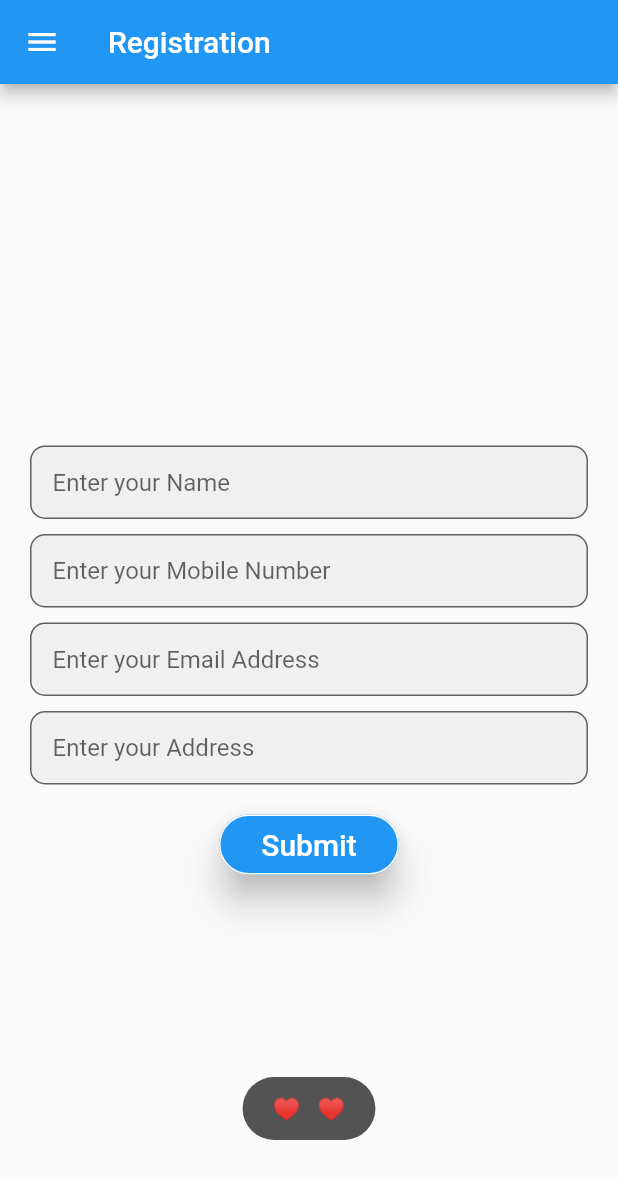
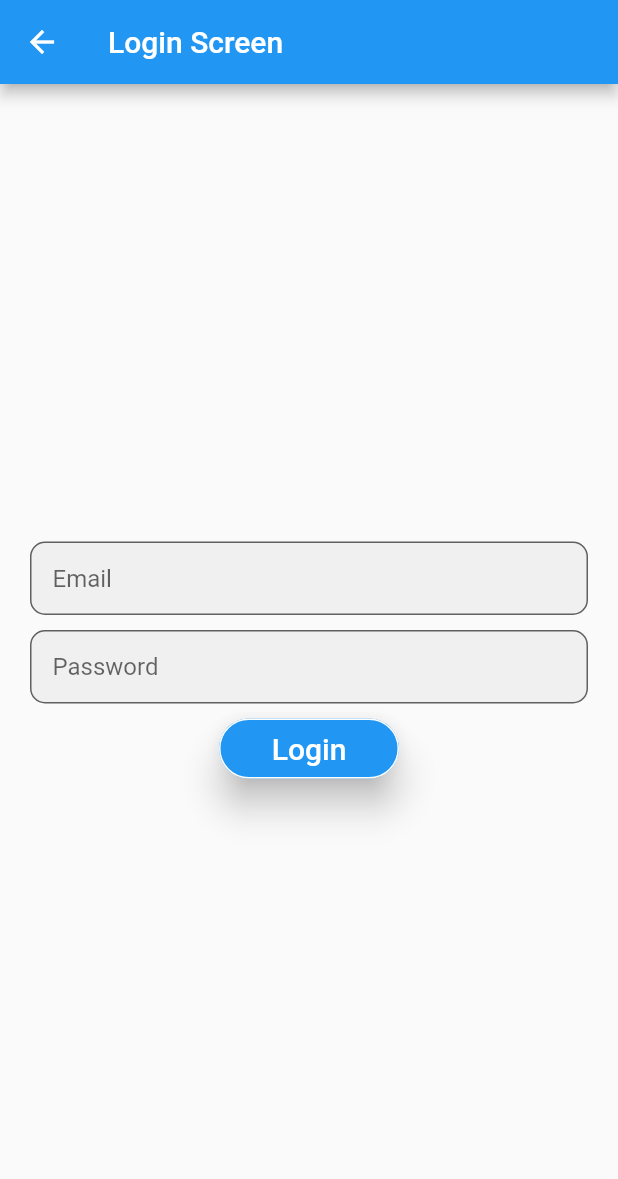
Before and after one commit to Sonykishan31/SignUpUIDemo, a Flutter app: the screen it shows after launch, after a tap on "Submit", on a phone screen of 412 x 824 dp. Shown: the top 1179 px of the screen. Run offline on Flutter 3.47's test engine with Material 2 defaults, Android fonts, the phone set to English and light mode, and no system bars.

Commit message:
navigation between screens, transitions animation added

```diff
--- /dev/null
+++ b/lib/NextScreen.dart
@@ -0,0 +1,83 @@
+import 'package:flutter/material.dart';
+
+class NextScreen extends StatelessWidget {
+  @override
+  Widget build(BuildContext context) {
+    return Scaffold(
+      appBar: AppBar(
+        leading: IconButton(
+            icon: Icon(Icons.arrow_back),
+            onPressed: () {
+              Navigator.pop(context, true);
+            }),
+        title: Text("Login Screen"),
+//        actions: <Widget>[
+//          IconButton(icon: Icon(Icons.search), onPressed: () {})
+//        ],
+      ),
+      body: Container(
+        padding: new EdgeInsets.all(20.0),
+        child: Column(
+            mainAxisAlignment: MainAxisAlignment.center,
+            crossAxisAlignment: CrossAxisAlignment.center,
+            children: <Widget>[
+              TextFormField(
+                textCapitalization: TextCapitalization.sentences,
+                keyboardType: TextInputType.emailAddress,
+                decoration: InputDecoration(
+                    filled: true,
+                    contentPadding: EdgeInsets.all(15),
+                    hintText: 'Email',
+                    hintStyle: TextStyle(fontSize: 16),
+                    border: OutlineInputBorder(
+                      borderRadius: BorderRadius.circular(10),
+                      borderSide: BorderSide(
+                        width: 0,
+                        style: BorderStyle.solid,
+                      ),
+                    ),
+                    labelStyle: Theme.of(context).textTheme.headline),
+              ),
+              SizedBox(height: 10),
+              TextFormField(
+                textCapitalization: TextCapitalization.sentences,
+                obscureText: true,
+                decoration: InputDecoration(
+                    filled: true,
+                    contentPadding: EdgeInsets.all(15),
+                    hintText: 'Password',
+                    hintStyle: TextStyle(fontSize: 16),
+                    border: OutlineInputBorder(
+                      borderRadius: BorderRadius.circular(10),
+                      borderSide: BorderSide(
+                        width: 0,
+                        style: BorderStyle.solid,
+                      ),
+                    ),
+                    labelStyle: Theme.of(context).textTheme.headline),
+              ),
+              SizedBox(height: 10),
+              Container(
+                width: 120,
+                height: 40,
+                child: RaisedButton(
+                  textColor: Colors.white,
+                  elevation: 10,
+                  splashColor: Colors.white,
+                  shape: RoundedRectangleBorder(
+                      borderRadius: new BorderRadius.circular(20),
+                      side: BorderSide(color: Colors.white)),
+                  onPressed: () => Navigator.push(context,
+                      MaterialPageRoute(builder: (context) => NextScreen())),
+//                    Toast.show(
+//                        '♥  ' + _usernameController.text + ' ♥', context,
+//                        duration: Toast.LENGTH_LONG, gravity: Toast.BOTTOM),
+                  color: Colors.blue,
+                  child: const Text('Login', style: TextStyle(fontSize: 20)),
+                ),
+              )
+            ]),
+      ),
+    );
+  }
+}
--- a/lib/main.dart
+++ b/lib/main.dart
@@ -1,5 +1,6 @@
 import 'package:flutter/material.dart';
-import 'package:toast/toast.dart';
+
+import 'NextScreen.dart';
 
 void main() => runApp(MyApp());
 
@@ -94,7 +95,8 @@ class _MyHomePageState extends State<MyHomePage> {
                 // Update the state of the app
                 // ...
 
-                // Then close the drawer
+                // Then c
+                // lose the drawer
                 Navigator.pop(context);
               },
             ),
@@ -260,11 +262,13 @@ class _MyHomePageState extends State<MyHomePage> {
                 elevation: 10,
                 splashColor: Colors.white,
                 shape: RoundedRectangleBorder(
-                    borderRadius: new BorderRadius.circular(20.0),
+                    borderRadius: new BorderRadius.circular(20),
                     side: BorderSide(color: Colors.white)),
-                onPressed: () => Toast.show(
-                    '♥  ' + _usernameController.text + ' ♥', context,
-                    duration: Toast.LENGTH_LONG, gravity: Toast.BOTTOM),
+                onPressed: () => Navigator.push(context,
+                    _createRoute()),
+//                    Toast.show(
+//                        '♥  ' + _usernameController.text + ' ♥', context,
+//                        duration: Toast.LENGTH_LONG, gravity: Toast.BOTTOM),
                 color: Colors.blue,
                 child: const Text('Submit', style: TextStyle(fontSize: 20)),
               ),
@@ -280,6 +284,24 @@ class _MyHomePageState extends State<MyHomePage> {
           ],
         ),
       ),
+    );
+  }
+
+  Route _createRoute() {
+    return PageRouteBuilder(
+      pageBuilder: (context, animation, secondaryAnimation) => NextScreen(),
+      transitionsBuilder: (context, animation, secondaryAnimation, child) {
+        var begin = Offset(0.0, 5.0);
+        var end = Offset.zero;
+        var curve = Curves.bounceIn;
+
+        var tween = Tween(begin: begin, end: end).chain(CurveTween(curve: curve));
+        var offsetAnimation = animation.drive(tween);
+        return  SlideTransition(
+          position: animation.drive(tween),
+          child: child,
+        );
+      },
     );
   }
 
```
Also changed, not shown: pubspec.lock.
